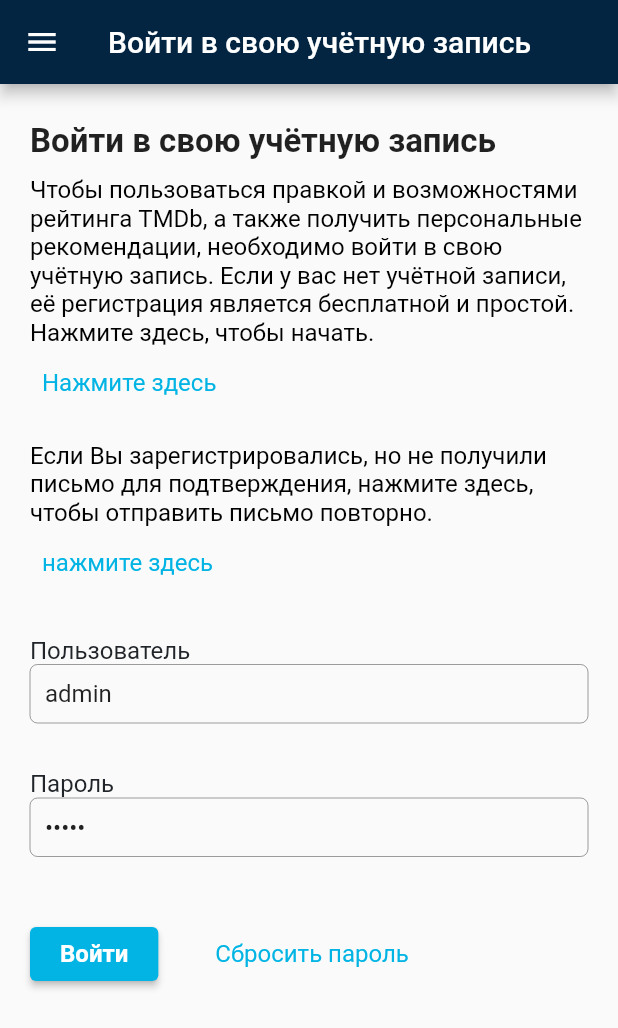
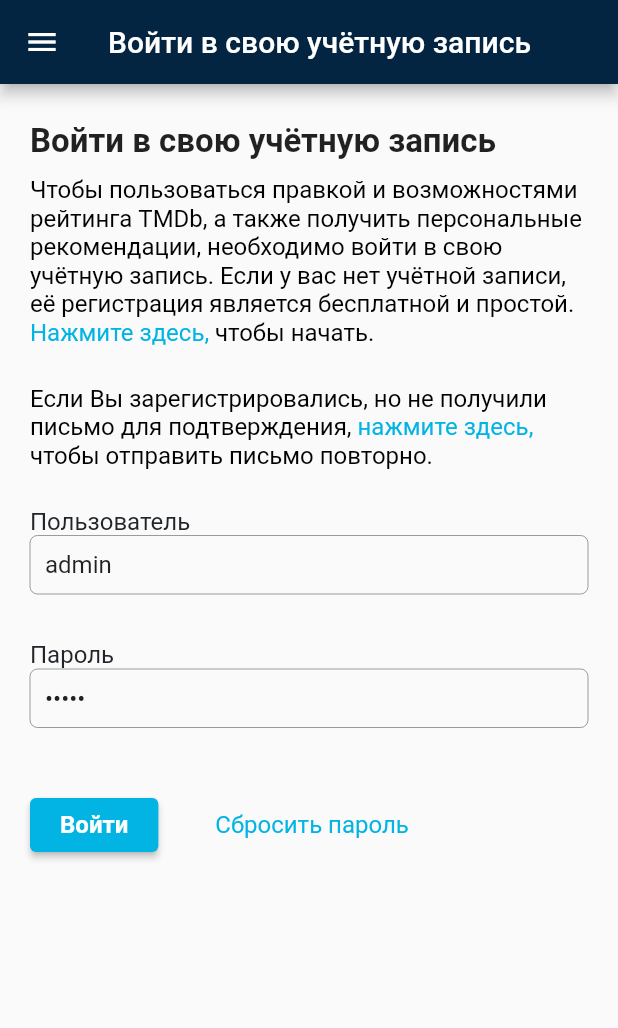
Before and after one commit to roman-romanov/the_movie_db, a Flutter app: the screen it shows after launch, on a phone screen of 412 x 824 dp. Shown: the top 1028 px of the screen. Run offline on Flutter 3.47's test engine with Material 2 defaults, Android fonts, the light colour scheme and no system bars.

Commit message:
change_links_registration_&_verification

```diff
--- a/lib/styles/styles.dart
+++ b/lib/styles/styles.dart
@@ -26,6 +26,7 @@ final blueButtonStyle = TextButton.styleFrom(
   primary: Color(0xFF01B4E4),
   textStyle: TextStyle(fontSize: 16),
 );
+final blueLinkStyle = TextStyle(color: Color(0xFF01B4E4), fontSize: 16);
 
 final errorRedText = const TextStyle(color: Colors.red);
 
--- a/lib/widgets/auth/header_widget.dart
+++ b/lib/widgets/auth/header_widget.dart
@@ -1,3 +1,4 @@
+import 'package:flutter/gestures.dart';
 import 'package:flutter/material.dart';
 import 'package:the_movie_db/styles/styles.dart';
 
@@ -12,6 +13,30 @@ class _HeaderWidget extends State<HeaderWidget> {
 
   String? errorLogin = '';
   String? errorPassword = '';
+
+  var _createAccount;
+  var _verifyAccount;
+
+  @override
+  void initState() {
+    _createAccount = TapGestureRecognizer()
+      ..onTap = () {
+        Navigator.of(context).pushNamed('/main_screen');
+      };
+    _verifyAccount = TapGestureRecognizer()
+      ..onTap = () {
+        Navigator.of(context).pushNamed('/main_screen');
+      };
+
+    super.initState();
+  }
+
+  @override
+  void dispose() {
+    _createAccount.dispose();
+    _verifyAccount.dispose();
+    super.dispose();
+  }
 
   void _auth() {
     final login = _loginTextController.text;
@@ -50,23 +75,33 @@ class _HeaderWidget extends State<HeaderWidget> {
             Text('Войти в свою учётную запись',
                 style: TextStyle(fontSize: 22, fontWeight: FontWeight.bold)),
             SizedBox(height: 10),
-            Text(
-              'Чтобы пользоваться правкой и возможностями рейтинга TMDb, а также получить персональные рекомендации, необходимо войти в свою учётную запись. Если у вас нет учётной записи, её регистрация является бесплатной и простой. Нажмите здесь, чтобы начать.',
-              style: textStyle,
+            RichText(
+              text: TextSpan(children: [
+                TextSpan(
+                    text:
+                        'Чтобы пользоваться правкой и возможностями рейтинга TMDb, а также получить персональные рекомендации, необходимо войти в свою учётную запись. Если у вас нет учётной записи, её регистрация является бесплатной и простой. ',
+                    style: textStyle),
+                TextSpan(
+                    text: 'Нажмите здесь, ',
+                    style: blueLinkStyle,
+                    recognizer: _createAccount),
+                TextSpan(text: 'чтобы начать.', style: textStyle),
+              ]),
             ),
-            TextButton(
-              style: blueButtonStyle,
-              onPressed: () {},
-              child: Text('Нажмите здесь'),
-            ),
-            SizedBox(height: 15),
-            Text(
-                'Если Вы зарегистрировались, но не получили письмо для подтверждения, нажмите здесь, чтобы отправить письмо повторно.',
-                style: textStyle),
-            TextButton(
-                style: blueButtonStyle,
-                onPressed: () {},
-                child: Text('нажмите здесь')),
+            SizedBox(height: 25),
+            RichText(
+                text: TextSpan(children: [
+              TextSpan(
+                  text:
+                      'Если Вы зарегистрировались, но не получили письмо для подтверждения,',
+                  style: textStyle),
+              TextSpan(
+                  text: ' нажмите здесь,',
+                  style: blueLinkStyle,
+                  recognizer: _verifyAccount),
+              TextSpan(
+                  text: ' чтобы отправить письмо повторно.', style: textStyle),
+            ])),
             SizedBox(height: 25),
             Column(
               crossAxisAlignment: CrossAxisAlignment.start,
```
